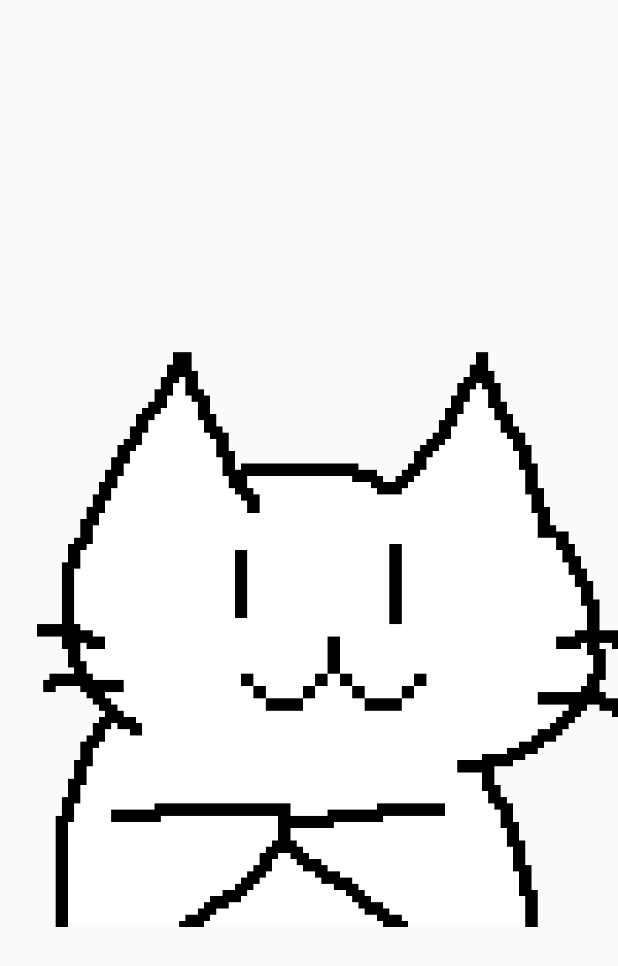
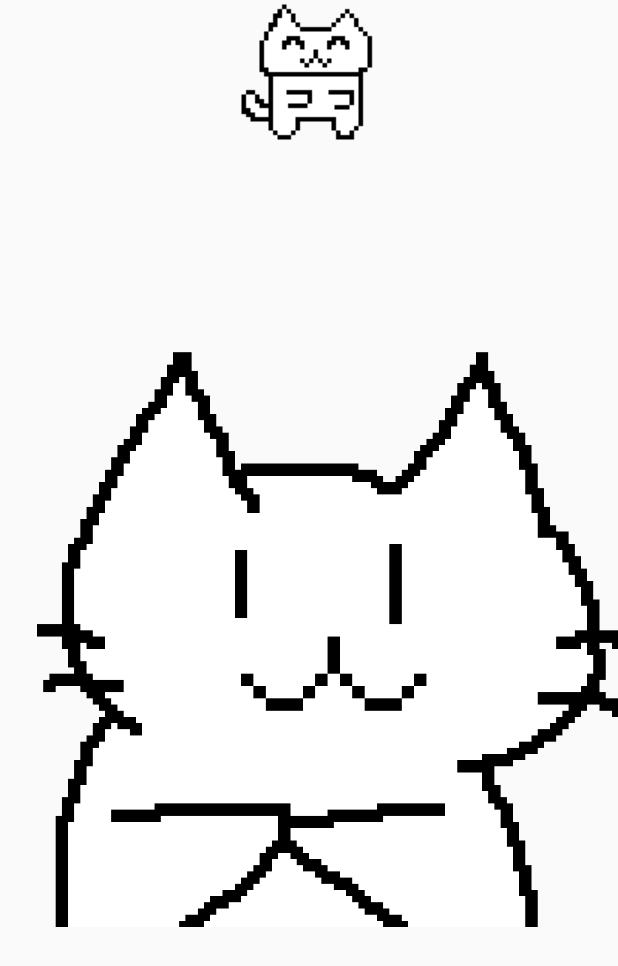
Before and after one commit to DM-Intech/test-android, an Android app: the layout activity_end_quiz.xml on its own in the app's theme, with its tools: preview values and no code run, on a phone screen of 412 x 824 dp. Shown: the top 966 px of the screen. Run offline under Robolectric (Android 15) with nearby library versions, the light colour scheme and no system bars.

Commit message:
adding the random wining songs and a dancing cat

```diff
--- a/app/src/main/res/layout/activity_end_quiz.xml
+++ b/app/src/main/res/layout/activity_end_quiz.xml
@@ -14,6 +14,14 @@
         app:layout_constraintLeft_toLeftOf="parent"
         app:layout_constraintRight_toRightOf="parent"
         app:layout_constraintTop_toTopOf="parent"/>
+    <ImageView
+        android:layout_width="wrap_content"
+        android:layout_height="wrap_content"
+        android:id="@+id/cat_dancing"
+        android:src="@raw/cat_dancing"
+        app:layout_constraintTop_toTopOf="parent"
+        app:layout_constraintLeft_toLeftOf="parent"
+        app:layout_constraintRight_toRightOf="parent"/>
 
     <ImageView
         android:layout_width="wrap_content"
--- a/app/src/main/res/layout/activity_quiz.xml
+++ b/app/src/main/res/layout/activity_quiz.xml
@@ -55,6 +55,7 @@
         android:layout_width="wrap_content"
         android:layout_height="wrap_content"
         android:src="@raw/cat"
+        android:id="@+id/cat"
         android:layout_margin="8dp"
         app:layout_constraintBottom_toBottomOf="parent" />
 
@@ -70,8 +71,8 @@
         android:layout_height="wrap_content"
         android:id="@+id/helping"
         android:text="@string/help"
-        app:layout_constraintTop_toBottomOf="@+id/cat"
-        app:layout_constraintLeft_toRightOf="@+id/cat"/>
+        app:layout_constraintRight_toRightOf="parent"
+        app:layout_constraintBottom_toBottomOf="parent"/>
 
 
 
--- a/build.gradle
+++ b/build.gradle
@@ -7,7 +7,7 @@ buildscript {
         jcenter()
     }
     dependencies {
-        classpath 'com.android.tools.build:gradle:3.1.4'
+        classpath 'com.android.tools.build:gradle:3.2.0'
 
 
         // NOTE: Do not place your application dependencies here; they belong
```
Also changed, not shown: app/src/main/java/cours_android/intech/cat_quizz/MainActivity.java (+21 -10 lines), app/src/main/res/raw/cat_dancing.gif (added), gradle/wrapper/gradle-wrapper.properties, 4 other files.
